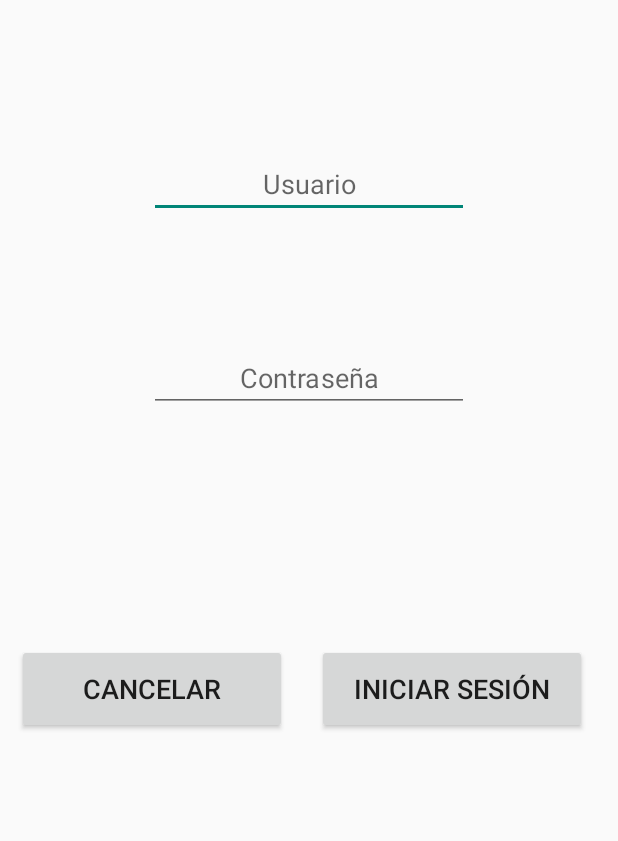
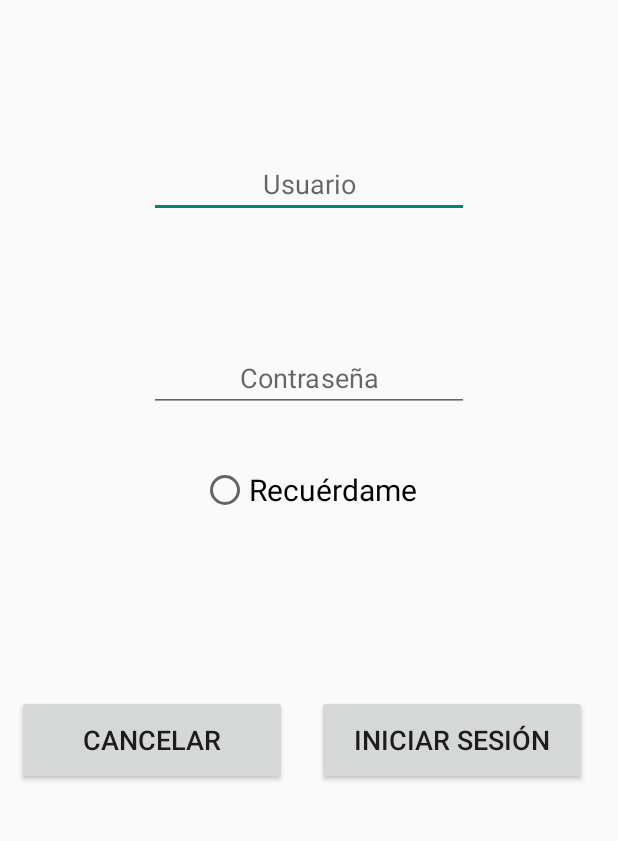
Before and after one commit to MariodelToro97/FileCloud, an Android app: the screen it shows after launch (inicioSesion), after a tap on "INICIAR SESIÓN", on a phone screen of 412 x 824 dp, the part 271-1112 px from its top. Run offline under Robolectric (Android 15) with nearby library versions, the phone set to English and light mode, and no system bars; our stand-ins replace Firebase (no records; nobody signed in at launch, a user with empty details on screens opened directly).

Commit message:
Splash y Recuérdame
Implementación de la pantalla Splash para visualizar al inicio de la aplicación, falta corregir el error que hace que no se vea la imagen.
Implementación y funcionalidad del botón recuérdame en el login de la aplicación.
Implementación de la base de datos local, que sirve de apoyo para el botón recuérdame

```diff
--- a/FileCloud Android/app/build.gradle
+++ b/FileCloud Android/app/build.gradle
@@ -23,6 +23,8 @@ dependencies {
     implementation fileTree(dir: 'libs', include: ['*.jar'])
     implementation 'com.android.support.constraint:constraint-layout:2.0.0-alpha1'
     implementation 'com.google.firebase:firebase-database:16.1.0'
+    implementation 'com.google.firebase:firebase-storage:16.0.4'
+    implementation 'com.google.firebase:firebase-auth:16.0.5'
     testImplementation 'junit:junit:4.13-beta-2'
     androidTestImplementation 'com.android.support.test.espresso:espresso-core:3.0.2'
     implementation 'com.android.support:support-media-compat:28.0.0'
--- /dev/null
+++ b/FileCloud Android/app/src/main/java/com/example/filecloud/BDUser.java
@@ -0,0 +1,25 @@
+package com.example.filecloud;
+
+import android.content.Context;
+import android.database.sqlite.SQLiteDatabase;
+import android.database.sqlite.SQLiteOpenHelper;
+import android.support.annotation.Nullable;
+
+public class BDUser extends SQLiteOpenHelper {
+
+    String tabla = "CREATE TABLE Usuario (Nombre TEXT)";
+
+    public BDUser(@Nullable Context context, @Nullable String name, @Nullable SQLiteDatabase.CursorFactory factory, int version) {
+        super(context, name, factory, version);
+    }
+
+    @Override
+    public void onCreate(SQLiteDatabase db){
+        db.execSQL(tabla);
+    }
+
+    @Override
+    public void onUpgrade (SQLiteDatabase db, int oldVersion, int newVersion){
+
+    }
+}
--- /dev/null
+++ b/FileCloud Android/app/src/main/java/com/example/filecloud/splashFileCloud.java
@@ -0,0 +1,44 @@
+package com.example.filecloud;
+
+import android.app.Activity;
+import android.content.Intent;
+import android.database.Cursor;
+import android.database.sqlite.SQLiteDatabase;
+import android.os.Handler;
+import android.os.Bundle;
+
+public class splashFileCloud extends Activity {
+
+    @Override
+    protected void onCreate(Bundle savedInstanceState) {
+        super.onCreate(savedInstanceState);
+        setContentView(R.layout.activity_splash_file_cloud);
+
+        BDUser sql = new BDUser(this, "personasBD", null, 1);
+        final SQLiteDatabase db = sql.getReadableDatabase();
+
+        new Handler().postDelayed(new Runnable() {
+            @Override
+            public void run() {
+                Cursor c = db.rawQuery("SELECT * FROM Usuario", null);
+                int cantidad = c.getCount();
+
+                if (cantidad > 0){
+                    if (c.moveToFirst()){
+                        documentosElegir documento = new documentosElegir();
+                        documento.fijarUsuario(c.getString(0));
+
+                        Intent intent = new Intent(splashFileCloud.this, documentosElegir.class);
+                        startActivity(intent);
+                        finish();
+                    }
+
+                } else {
+                    Intent intent = new Intent(splashFileCloud.this, MainActivity.class);
+                    startActivity(intent);
+                    finish();
+                }
+            }
+        },5000);
+    }
+}
--- a/FileCloud Android/app/src/main/res/layout/activity_inicio_sesion.xml
+++ b/FileCloud Android/app/src/main/res/layout/activity_inicio_sesion.xml
@@ -63,8 +63,7 @@
         app:layout_constraintEnd_toEndOf="parent"
         app:layout_constraintHorizontal_bias="0.942"
         app:layout_constraintStart_toStartOf="parent"
-        app:layout_constraintTop_toBottomOf="@+id/passwordSesion"
-        app:layout_constraintVertical_bias="0.502" />
+        app:layout_constraintTop_toBottomOf="@+id/rememberme" />
 
     <Button
         android:id="@+id/Cancelar"
@@ -80,6 +79,18 @@
         app:layout_constraintEnd_toStartOf="@+id/iniciarSesionP"
         app:layout_constraintHorizontal_bias="0.219"
         app:layout_constraintStart_toStartOf="parent"
-        app:layout_constraintTop_toBottomOf="@+id/passwordSesion"
-        app:layout_constraintVertical_bias="0.502" />
+        app:layout_constraintTop_toBottomOf="@+id/rememberme" />
+
+    <RadioButton
+        android:id="@+id/rememberme"
+        android:layout_width="wrap_content"
+        android:layout_height="wrap_content"
+        android:layout_marginStart="8dp"
+        android:layout_marginTop="36dp"
+        android:layout_marginEnd="8dp"
+        android:text="@string/recuerdame"
+        android:textSize="20sp"
+        app:layout_constraintEnd_toEndOf="parent"
+        app:layout_constraintStart_toStartOf="parent"
+        app:layout_constraintTop_toBottomOf="@+id/passwordSesion" />
 </android.support.constraint.ConstraintLayout>
--- a/FileCloud Android/app/src/main/res/values/strings.xml
+++ b/FileCloud Android/app/src/main/res/values/strings.xml
@@ -1,5 +1,7 @@
 <resources>
     <string name="app_name">FileCloud</string>
+    <string name="logo">Logo FileCloud</string>
+    <string name="recuerdame">Recuérdame</string>
     <string name="Bienvenido">Bienvenido</string>
     <string name="Huella">Seleccione una opción</string>
     <string name="imgHuella">Imagen de huella digital</string>
@@ -35,4 +37,8 @@
     <string name="noExisteUsuario">El usuario insertado no existe en la base de datos</string>
     <string name="contraIncorrecta">La contraseña ingresada es incorrecta</string>
     <string name="InicioCorrecto">Inicio de Sesión correcto</string>
+    <string name="cancelado">Proceso Cancelado</string>
+    <string name="cargaCompleta">Carga del documento completada</string>
+    <string name="errorDocumento">Ha ocurrido un error en la carga del documento</string>
+    <string name="cerrarSesion">Se ha cerrado sesión de forma correcta</string>
 </resources>
```
Also changed, not shown: FileCloud Android/app/src/main/AndroidManifest.xml (+20 -11 lines), FileCloud Android/app/src/main/java/com/example/filecloud/documentosElegir.java (+73 -4 lines), FileCloud Android/app/src/main/java/com/example/filecloud/inicioSesion.java (+31 -5 lines), FileCloud Android/app/src/main/res/layout/activity_documentos_elegir.xml (+5 -8 lines), FileCloud Android/app/src/main/res/layout/activity_splash_file_cloud.xml (added, +42 -0 lines), FileCloud Android/app/src/main/res/drawable/logofilecloud.png (added), 1 other file.
